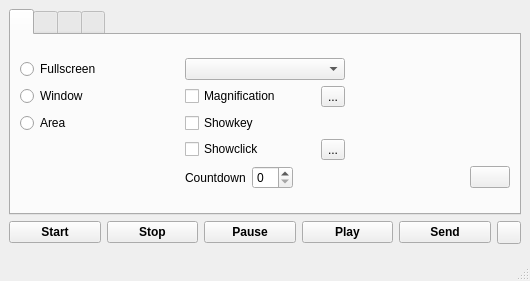
yanuarakhid/vokoscreen, file vokoscreen.ui: the form before one commit.
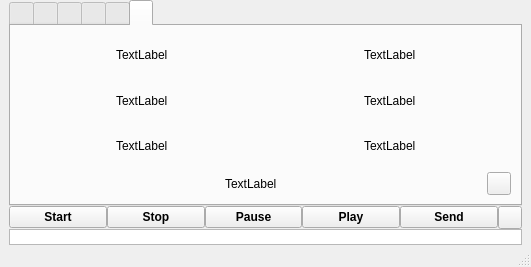
The form after the commit. The open tabs and pages were chosen to show the change.

Diff of the .ui file:
```diff
--- a/vokoscreen.ui
+++ b/vokoscreen.ui
@@ -6,19 +6,10 @@
    <rect>
     <x>0</x>
     <y>0</y>
-    <width>530</width>
-    <height>265</height>
+    <width>531</width>
+    <height>267</height>
    </rect>
   </property>
-  <property name="sizePolicy">
-   <sizepolicy hsizetype="Preferred" vsizetype="Preferred">
-    <horstretch>0</horstretch>
-    <verstretch>0</verstretch>
-   </sizepolicy>
-  </property>
-  <property name="windowTitle">
-   <string notr="true">MainWindow</string>
-  </property>
   <widget class="QWidget" name="centralwidget">
    <property name="sizePolicy">
     <sizepolicy hsizetype="Preferred" vsizetype="Preferred">
@@ -27,6 +18,20 @@
     </sizepolicy>
    </property>
    <layout class="QVBoxLayout" name="verticalLayout">
+    <property name="spacing">
+     <number>0</number>
+    </property>
+    <property name="topMargin">
+     <number>0</number>
+    </property>
+    <property name="bottomMargin">
+     <number>0</number>
+    </property>
+    <item>
+     <layout class="QVBoxLayout" name="verticalLayout_12">
+      <property name="spacing">
+       <number>0</number>
+      </property>
     <item>
      <widget class="QTabWidget" name="tabWidget">
       <property name="sizePolicy">
@@ -51,6 +56,12 @@
        <layout class="QGridLayout" name="gridLayout_2">
         <item row="0" column="0">
          <layout class="QGridLayout" name="gridLayout">
+            <property name="bottomMargin">
+             <number>0</number>
+            </property>
+            <property name="horizontalSpacing">
+             <number>0</number>
+            </property>
           <item row="0" column="1">
            <widget class="QComboBox" name="ScreenComboBox">
             <property name="enabled">
@@ -63,6 +74,9 @@
             <property name="text">
              <string>Fullscreen</string>
             </property>
+              <property name="checked">
+               <bool>true</bool>
+              </property>
            </widget>
           </item>
           <item row="1" column="0">
@@ -182,9 +196,9 @@
              </spacer>
             </item>
             <item>
-             <widget class="QPushButton" name="updateButton">
+               <widget class="QToolButton" name="updateButton">
               <property name="text">
-               <string notr="true"/>
+                 <string notr="true">...</string>
               </property>
              </widget>
             </item>
@@ -526,6 +540,545 @@
         </item>
        </layout>
       </widget>
+        <widget class="QWidget" name="TabWidgetWebcamFrame">
+         <attribute name="title">
+          <string/>
+         </attribute>
+         <layout class="QVBoxLayout" name="verticalLayout_9">
+          <item>
+           <layout class="QVBoxLayout" name="verticalLayout_11">
+            <item>
+             <layout class="QHBoxLayout" name="horizontalLayout_10">
+              <property name="sizeConstraint">
+               <enum>QLayout::SetDefaultConstraint</enum>
+              </property>
+              <item>
+               <widget class="QCheckBox" name="webcamCheckBox">
+                <property name="text">
+                 <string>Webcam</string>
+                </property>
+               </widget>
+              </item>
+              <item>
+               <widget class="QComboBox" name="webcamComboBox">
+                <property name="sizePolicy">
+                 <sizepolicy hsizetype="Minimum" vsizetype="Fixed">
+                  <horstretch>0</horstretch>
+                  <verstretch>0</verstretch>
+                 </sizepolicy>
+                </property>
+               </widget>
+              </item>
+              <item>
+               <spacer name="horizontalSpacer_14">
+                <property name="orientation">
+                 <enum>Qt::Horizontal</enum>
+                </property>
+                <property name="sizeHint" stdset="0">
+                 <size>
+                  <width>40</width>
+                  <height>20</height>
+                 </size>
+                </property>
+               </spacer>
+              </item>
+             </layout>
+            </item>
+            <item>
+             <layout class="QHBoxLayout" name="horizontalLayout_11" stretch="0,0,0">
+              <property name="sizeConstraint">
+               <enum>QLayout::SetDefaultConstraint</enum>
+              </property>
+              <item>
+               <widget class="QCheckBox" name="mirrorCheckBox">
+                <property name="text">
+                 <string>Mirrored</string>
+                </property>
+               </widget>
+              </item>
+              <item>
+               <layout class="QVBoxLayout" name="verticalLayout_8">
+                <item>
+                 <widget class="QFrame" name="dialFrame">
+                  <property name="sizePolicy">
+                   <sizepolicy hsizetype="Preferred" vsizetype="Preferred">
+                    <horstretch>0</horstretch>
+                    <verstretch>0</verstretch>
+                   </sizepolicy>
+                  </property>
+                  <property name="frameShape">
+                   <enum>QFrame::NoFrame</enum>
+                  </property>
+                  <property name="frameShadow">
+                   <enum>QFrame::Raised</enum>
+                  </property>
+                  <layout class="QVBoxLayout" name="verticalLayout_10">
+                   <item>
+                    <layout class="QVBoxLayout" name="layout_2" stretch="0,0,0">
+                     <property name="spacing">
+                      <number>0</number>
+                     </property>
+                     <property name="topMargin">
+                      <number>0</number>
+                     </property>
+                     <item>
+                      <layout class="QHBoxLayout" name="horizontalLayout_12">
+                       <property name="spacing">
+                        <number>0</number>
+                       </property>
+                       <property name="topMargin">
+                        <number>0</number>
+                       </property>
+                       <item>
+                        <spacer name="horizontalSpacer_6">
+                         <property name="orientation">
+                          <enum>Qt::Horizontal</enum>
+                         </property>
+                         <property name="sizeHint" stdset="0">
+                          <size>
+                           <width>40</width>
+                           <height>20</height>
+                          </size>
+                         </property>
+                        </spacer>
+                       </item>
+                       <item>
+                        <widget class="QRadioButton" name="radioButtonTopMiddle">
+                         <property name="text">
+                          <string notr="true"/>
+                         </property>
+                        </widget>
+                       </item>
+                       <item>
+                        <spacer name="horizontalSpacer_7">
+                         <property name="orientation">
+                          <enum>Qt::Horizontal</enum>
+                         </property>
+                         <property name="sizeHint" stdset="0">
+                          <size>
+                           <width>40</width>
+                           <height>20</height>
+                          </size>
+                         </property>
+                        </spacer>
+                       </item>
+                      </layout>
+                     </item>
+                     <item>
+                      <layout class="QHBoxLayout" name="horizontalLayout_13">
+                       <property name="spacing">
+                        <number>0</number>
+                       </property>
+                       <item>
+                        <spacer name="horizontalSpacer_8">
+                         <property name="orientation">
+                          <enum>Qt::Horizontal</enum>
+                         </property>
+                         <property name="sizeHint" stdset="0">
+                          <size>
+                           <width>40</width>
+                           <height>20</height>
+                          </size>
+                         </property>
+                        </spacer>
+                       </item>
+                       <item>
+                        <widget class="QRadioButton" name="radioButtonLeftMiddle">
+                         <property name="text">
+                          <string notr="true"/>
+                         </property>
+                        </widget>
+                       </item>
+                       <item>
+                        <widget class="QDial" name="rotateDial">
+                         <property name="sizePolicy">
+                          <sizepolicy hsizetype="Preferred" vsizetype="Preferred">
+                           <horstretch>0</horstretch>
+                           <verstretch>0</verstretch>
+                          </sizepolicy>
+                         </property>
+                         <property name="minimumSize">
+                          <size>
+                           <width>55</width>
+                           <height>55</height>
+                          </size>
+                         </property>
+                         <property name="maximumSize">
+                          <size>
+                           <width>55</width>
+                           <height>55</height>
+                          </size>
+                         </property>
+                         <property name="orientation">
+                          <enum>Qt::Horizontal</enum>
+                         </property>
+                        </widget>
+                       </item>
+                       <item>
+                        <widget class="QRadioButton" name="radioButtonRightMiddle">
+                         <property name="text">
+                          <string notr="true"/>
+                         </property>
+                        </widget>
+                       </item>
+                       <item>
+                        <spacer name="horizontalSpacer_10">
+                         <property name="orientation">
+                          <enum>Qt::Horizontal</enum>
+                         </property>
+                         <property name="sizeHint" stdset="0">
+                          <size>
+                           <width>40</width>
+                           <height>20</height>
+                          </size>
+                         </property>
+                        </spacer>
+                       </item>
+                      </layout>
+                     </item>
+                     <item>
+                      <layout class="QHBoxLayout" name="horizontalLayout_14">
+                       <property name="spacing">
+                        <number>0</number>
+                       </property>
+                       <item>
+                        <spacer name="horizontalSpacer_11">
+                         <property name="orientation">
+                          <enum>Qt::Horizontal</enum>
+                         </property>
+                         <property name="sizeHint" stdset="0">
+                          <size>
+                           <width>40</width>
+                           <height>20</height>
+                          </size>
+                         </property>
+                        </spacer>
+                       </item>
+                       <item>
+                        <widget class="QRadioButton" name="radioButtonBottomMiddle">
+                         <property name="text">
+                          <string notr="true"/>
+                         </property>
+                        </widget>
+                       </item>
+                       <item>
+                        <spacer name="horizontalSpacer_12">
+                         <property name="orientation">
+                          <enum>Qt::Horizontal</enum>
+                         </property>
+                         <property name="sizeHint" stdset="0">
+                          <size>
+                           <width>40</width>
+                           <height>20</height>
+                          </size>
+                         </property>
+                        </spacer>
+                       </item>
+                      </layout>
+                     </item>
+                    </layout>
+                   </item>
+                  </layout>
+                 </widget>
+                </item>
+               </layout>
+              </item>
+              <item>
+               <spacer name="horizontalSpacer_13">
+                <property name="orientation">
+                 <enum>Qt::Horizontal</enum>
+                </property>
+                <property name="sizeHint" stdset="0">
+                 <size>
+                  <width>40</width>
+                  <height>20</height>
+                 </size>
+                </property>
+               </spacer>
+              </item>
+             </layout>
+            </item>
+           </layout>
+          </item>
+         </layout>
+        </widget>
+        <widget class="QWidget" name="tab_3">
+         <attribute name="title">
+          <string/>
+         </attribute>
+         <layout class="QVBoxLayout" name="verticalLayout_7">
+          <item>
+           <layout class="QGridLayout" name="gridLayout_8">
+            <item row="1" column="1">
+             <layout class="QHBoxLayout" name="horizontalLayout_20">
+              <item>
+               <spacer name="horizontalSpacer_26">
+                <property name="orientation">
+                 <enum>Qt::Horizontal</enum>
+                </property>
+                <property name="sizeHint" stdset="0">
+                 <size>
+                  <width>40</width>
+                  <height>20</height>
+                 </size>
+                </property>
+               </spacer>
+              </item>
+              <item>
+               <widget class="QLabel" name="labelSourcecodeUrl">
+                <property name="text">
+                 <string notr="true">TextLabel</string>
+                </property>
+               </widget>
+              </item>
+              <item>
+               <spacer name="horizontalSpacer_27">
+                <property name="orientation">
+                 <enum>Qt::Horizontal</enum>
+                </property>
+                <property name="sizeHint" stdset="0">
+                 <size>
+                  <width>40</width>
+                  <height>20</height>
+                 </size>
+                </property>
+               </spacer>
+              </item>
+             </layout>
+            </item>
+            <item row="2" column="0">
+             <layout class="QHBoxLayout" name="horizontalLayout_19">
+              <item>
+               <spacer name="horizontalSpacer_21">
+                <property name="orientation">
+                 <enum>Qt::Horizontal</enum>
+                </property>
+                <property name="sizeHint" stdset="0">
+                 <size>
+                  <width>40</width>
+                  <height>20</height>
+                 </size>
+                </property>
+               </spacer>
+              </item>
+              <item>
+               <widget class="QLabel" name="labelMail">
+                <property name="text">
+                 <string notr="true">TextLabel</string>
+                </property>
+               </widget>
+              </item>
+              <item>
+               <spacer name="horizontalSpacer_24">
+                <property name="orientation">
+                 <enum>Qt::Horizontal</enum>
+                </property>
+                <property name="sizeHint" stdset="0">
+                 <size>
+                  <width>40</width>
+                  <height>20</height>
+                 </size>
+                </property>
+               </spacer>
+              </item>
+             </layout>
+            </item>
+            <item row="1" column="0">
+             <layout class="QHBoxLayout" name="horizontalLayout_18">
+              <item>
+               <spacer name="horizontalSpacer_20">
+                <property name="orientation">
+                 <enum>Qt::Horizontal</enum>
+                </property>
+                <property name="sizeHint" stdset="0">
+                 <size>
+                  <width>40</width>
+                  <height>20</height>
+                 </size>
+                </property>
+               </spacer>
+              </item>
+              <item>
+               <widget class="QLabel" name="labelWebSite">
+                <property name="text">
+                 <string notr="true">TextLabel</string>
+                </property>
+               </widget>
+              </item>
+              <item>
+               <spacer name="horizontalSpacer_23">
+                <property name="orientation">
+                 <enum>Qt::Horizontal</enum>
+                </property>
+                <property name="sizeHint" stdset="0">
+                 <size>
+                  <width>40</width>
+                  <height>20</height>
+                 </size>
+                </property>
+               </spacer>
+              </item>
+             </layout>
+            </item>
+            <item row="0" column="0">
+             <layout class="QHBoxLayout" name="horizontalLayout_17">
+              <item>
+               <spacer name="horizontalSpacer_15">
+                <property name="orientation">
+                 <enum>Qt::Horizontal</enum>
+                </property>
+                <property name="sizeHint" stdset="0">
+                 <size>
+                  <width>40</width>
+                  <height>20</height>
+                 </size>
+                </property>
+               </spacer>
+              </item>
+              <item>
+               <widget class="QLabel" name="labelOpensuseBetaUrl">
+                <property name="text">
+                 <string notr="true">TextLabel</string>
+                </property>
+               </widget>
+              </item>
+              <item>
+               <spacer name="horizontalSpacer_22">
+                <property name="orientation">
+                 <enum>Qt::Horizontal</enum>
+                </property>
+                <property name="sizeHint" stdset="0">
+                 <size>
+                  <width>40</width>
+                  <height>20</height>
+                 </size>
+                </property>
+               </spacer>
+              </item>
+             </layout>
+            </item>
+            <item row="0" column="1">
+             <layout class="QHBoxLayout" name="horizontalLayout_16">
+              <item>
+               <spacer name="horizontalSpacer_25">
+                <property name="orientation">
+                 <enum>Qt::Horizontal</enum>
+                </property>
+                <property name="sizeHint" stdset="0">
+                 <size>
+                  <width>40</width>
+                  <height>20</height>
+                 </size>
+                </property>
+               </spacer>
+              </item>
+              <item>
+               <widget class="QLabel" name="labelDeveLoperMail">
+                <property name="text">
+                 <string notr="true">TextLabel</string>
+                </property>
+               </widget>
+              </item>
+              <item>
+               <spacer name="horizontalSpacer_17">
+                <property name="orientation">
+                 <enum>Qt::Horizontal</enum>
+                </property>
+                <property name="sizeHint" stdset="0">
+                 <size>
+                  <width>40</width>
+                  <height>20</height>
+                 </size>
+                </property>
+               </spacer>
+              </item>
+             </layout>
+            </item>
+            <item row="2" column="1">
+             <layout class="QHBoxLayout" name="horizontalLayout_21">
+              <item>
+               <spacer name="horizontalSpacer_18">
+                <property name="orientation">
+                 <enum>Qt::Horizontal</enum>
+                </property>
+                <property name="sizeHint" stdset="0">
+                 <size>
+                  <width>40</width>
+                  <height>20</height>
+                 </size>
+                </property>
+               </spacer>
+              </item>
+              <item>
+               <widget class="QLabel" name="labelLanguageUrl">
+                <property name="text">
+                 <string notr="true">TextLabel</string>
+                </property>
+               </widget>
+              </item>
+              <item>
+               <spacer name="horizontalSpacer_28">
+                <property name="orientation">
+                 <enum>Qt::Horizontal</enum>
+                </property>
+                <property name="sizeHint" stdset="0">
+                 <size>
+                  <width>40</width>
+                  <height>20</height>
+                 </size>
+                </property>
+               </spacer>
+              </item>
+             </layout>
+            </item>
+           </layout>
+          </item>
+          <item>
+           <layout class="QHBoxLayout" name="horizontalLayout_15">
+            <item>
+             <spacer name="horizontalSpacer_16">
+              <property name="orientation">
+               <enum>Qt::Horizontal</enum>
+              </property>
+              <property name="sizeHint" stdset="0">
+               <size>
+                <width>40</width>
+                <height>20</height>
+               </size>
+              </property>
+             </spacer>
+            </item>
+            <item>
+             <widget class="QLabel" name="labelDonateUrl">
+              <property name="text">
+               <string>TextLabel</string>
+              </property>
+             </widget>
+            </item>
+            <item>
+             <spacer name="horizontalSpacer_9">
+              <property name="orientation">
+               <enum>Qt::Horizontal</enum>
+              </property>
+              <property name="sizeHint" stdset="0">
+               <size>
+                <width>40</width>
+                <height>20</height>
+               </size>
+              </property>
+             </spacer>
+            </item>
+            <item>
+             <widget class="QToolButton" name="creditsQPushButton">
+              <property name="text">
+               <string notr="true"/>
+              </property>
+             </widget>
+            </item>
+           </layout>
+          </item>
+         </layout>
+        </widget>
      </widget>
     </item>
     <item>
@@ -616,6 +1169,8 @@
        </sizepolicy>
       </property>
      </widget>
+      </item>
+     </layout>
     </item>
    </layout>
   </widget>
```
Left out of the diff: 26 changed lines with no effect on the pictures. Lines whose indentation alone changed are shown as unchanged.
